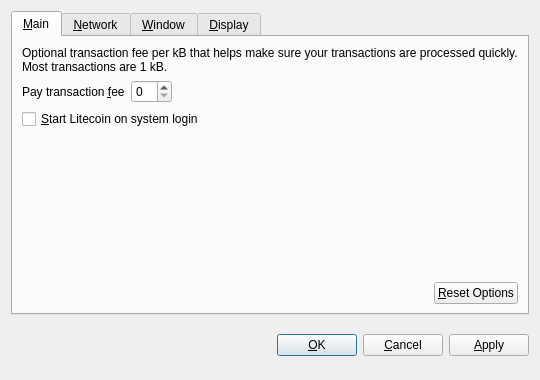
Qt form src/qt/forms/optionsdialog.ui (GaelCoin/GaelCoin) before a commit.
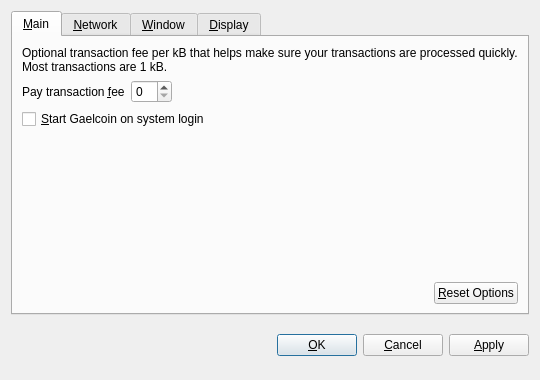
The same form after that commit. Custom widgets are drawn as their Qt base class.

Patch:
```diff
--- a/src/qt/forms/optionsdialog.ui
+++ b/src/qt/forms/optionsdialog.ui
@@ -82,7 +82,7 @@
           <string>Automatically start Litecoin after logging in to the system.</string>
          </property>
          <property name="text">
-          <string>&amp;Start Litecoin on system login</string>
+          <string>&amp;Start Gaelcoin on system login</string>
          </property>
         </widget>
        </item>
```
Left out of the diff: 10 changed lines with no effect on the pictures.
